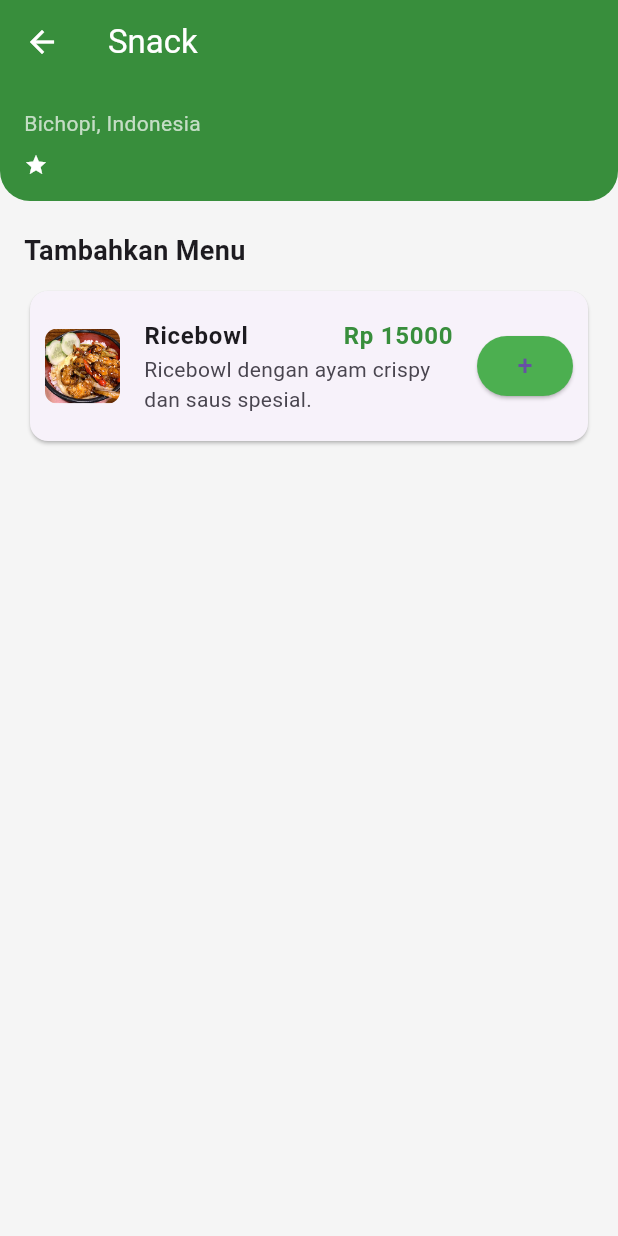
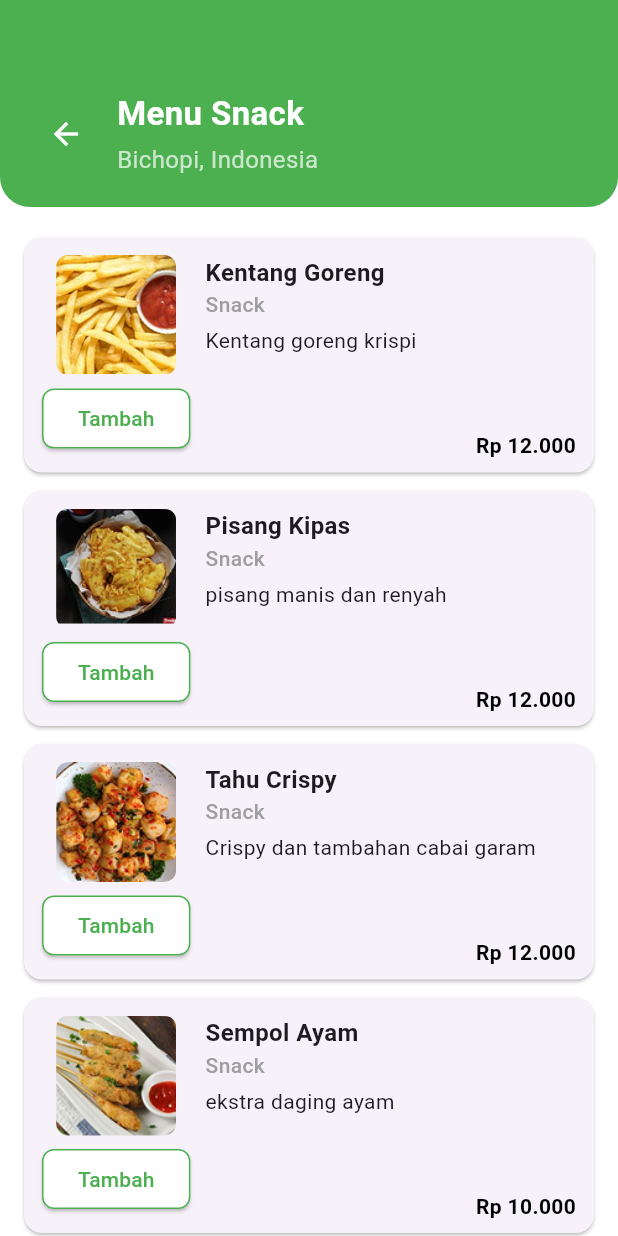
Before and after one commit to rynn26/bicopi, a Flutter app: the screen it shows after launch, after a tap on "Snack", on a phone screen of 412 x 824 dp. Run offline on Flutter 3.47's test engine with Material 3 defaults, Android fonts, the light colour scheme and no system bars; our stand-ins replace carousel_slider, flutter_slidable; network calls fail.

Commit message:
Update Menu Minuman dan Snack

```diff
--- a/bichopi_mobile/lib/main.dart
+++ b/bichopi_mobile/lib/main.dart
@@ -1,6 +1,9 @@
 import 'package:flutter/material.dart';
 import 'package:carousel_slider/carousel_slider.dart';
-import 'menu_makanan.dart'; // Pastikan halaman menu_page.dart sudah ada
+import 'menu_makanan.dart' as makanan;
+
+import 'menu_minuman.dart';
+import 'menu_snack.dart' as snack;
 
 void main() {
   runApp(const MaterialApp(
@@ -18,6 +21,32 @@
 
 class _HomePageState extends State<HomePage> {
   int _selectedIndex = 0;
+  TextEditingController _searchController = TextEditingController();
+  List<Map<String, dynamic>> allMenus = [
+    {"name": "Ricebowl", "price": 15000, "image": "assets/ricebowl.png"},
+    {"name": "Mie Goreng Jawa", "price": 14000, "image": "assets/mie_goreng.png"},
+    {"name": "Bakso Campur", "price": 13000, "image": "assets/bakso.png"},
+    {"name": "Nasi Goreng Jawa", "price": 14000, "image": "assets/nasi_goreng.png"},
+  ];
+   List<Map<String, dynamic>> filteredMenus = [];
+
+  @override
+  void initState() {
+    super.initState();
+    filteredMenus = allMenus; // Set awal ke semua menu
+  }
+
+  void _filterMenu(String query) {
+    setState(() {
+      if (query.isEmpty) {
+        filteredMenus = allMenus;
+      } else {
+        filteredMenus = allMenus
+            .where((menu) => menu["name"].toLowerCase().contains(query.toLowerCase()))
+            .toList();
+      }
+    });
+  }
 
   void _onItemTapped(int index) {
     setState(() {
@@ -25,11 +54,49 @@
     });
   }
 
-  void navigateToMenuPage(String categoryName) {
+ void navigateToMenuPage(String categoryName, BuildContext context) {
+  if (categoryName == "Minuman") {
     Navigator.push(
       context,
-      MaterialPageRoute(
-        builder: (context) => FoodMenuPage(categoryName: categoryName),
+      MaterialPageRoute(builder: (context) => const DrinkMenuPage()),
+    );
+  } else if (categoryName == "Snack") {
+   Navigator.push(
+  context,
+  MaterialPageRoute(builder: (context) => snack.SnackMenuPage()),
+
+
+    );
+  } else {
+    Navigator.push(
+      context,
+      MaterialPageRoute(builder: (context) => makanan.FoodMenuPage(categoryName: categoryName)),
+    );
+  }
+}
+
+
+  Widget _buildCategoryList(BuildContext context) {
+    final categories = [
+      {"name": "Makanan", "icon": Icons.fastfood},
+      {"name": "Minuman", "icon": Icons.local_cafe},
+      {"name": "Snack", "icon": Icons.lunch_dining},
+      {"name": "Lainnya", "icon": Icons.more_horiz},
+    ];
+
+    return Padding(
+      padding: const EdgeInsets.symmetric(vertical: 10),
+      child: Row(
+        mainAxisAlignment: MainAxisAlignment.spaceAround,
+        children: categories.map((category) {
+          return _CategoryItem(
+            categoryName: category["name"] as String,
+            icon: category["icon"] as IconData,
+            onTap: () {
+              navigateToMenuPage(category["name"] as String, context);
+            },
+          );
+        }).toList(),
       ),
     );
   }
@@ -44,7 +111,7 @@
           children: [
             _buildTopBar(),
             _buildSearchBar(),
-            _buildCategoryList(),
+            _buildCategoryList(context),
             _buildCarousel(),
             _buildMenuList(),
           ],
@@ -166,6 +233,8 @@
   return Padding(
     padding: const EdgeInsets.symmetric(horizontal: 16, vertical: 10),
     child: TextField(
+      controller: _searchController,
+      onChanged: _filterMenu, // Saat pengguna mengetik, filter menu
       decoration: InputDecoration(
         hintText: "Cari menu...",
         prefixIcon: const Icon(Icons.search, color: Colors.grey),
@@ -180,6 +249,7 @@
     ),
   );
 }
+
 
   Widget _buildCarousel() {
     final List<String> imageList = [
@@ -204,32 +274,6 @@
               fit: BoxFit.cover,
               width: double.infinity,
             ),
-          );
-        }).toList(),
-      ),
-    );
-  }
-
-  Widget _buildCategoryList() {
-    final categories = [
-      {"name": "Makanan", "icon": Icons.fastfood},
-      {"name": "Minuman", "icon": Icons.local_cafe},
-      {"name": "Snack", "icon": Icons.lunch_dining},
-      {"name": "Lainnya", "icon": Icons.more_horiz},
-    ];
-
-    return Padding(
-      padding: const EdgeInsets.symmetric(vertical: 10),
-      child: Row(
-        mainAxisAlignment: MainAxisAlignment.spaceAround,
-        children: categories.map((category) {
-          return _CategoryItem(
-            categoryName: category["name"] as String,
-            icon: category["icon"] as IconData,
-            onTap: () {
-              // Navigasi ke halaman menu dengan kategori yang dipilih
-              navigateToMenuPage(category["name"] as String);
-            },
           );
         }).toList(),
       ),
@@ -312,18 +356,18 @@
 class _CategoryItem extends StatelessWidget {
   final String categoryName;
   final IconData icon;
-  final VoidCallback onTap;  // Tambahkan callback onTap
+  final VoidCallback onTap; // Tambahkan callback onTap
 
   const _CategoryItem({
     required this.categoryName,
     required this.icon,
-    required this.onTap,  // Tambahkan parameter onTap
+    required this.onTap, // Tambahkan parameter onTap
   });
 
   @override
   Widget build(BuildContext context) {
     return GestureDetector(
-      onTap: onTap,  // Jalankan onTap saat item diketuk
+      onTap: onTap, // Jalankan onTap saat item diketuk
       child: Column(
         children: [
           CircleAvatar(
--- a/bichopi_mobile/lib/menu_makanan.dart
+++ b/bichopi_mobile/lib/menu_makanan.dart
@@ -14,71 +14,85 @@ class _FoodMenuPageState extends State<FoodMenuPage> {
   List<Map<String, dynamic>> menuItems = [
     {
       "name": "Ricebowl",
-      "price": 15000,
+      "price": "15.000",
       "image": "assets/ricebowl.png",
-      "description": "Ricebowl dengan ayam crispy dan saus spesial.",
+      "description": "Makanan lezat dan bergizi",
+    },
+    {
+      "name": "Mie Goreng Jawa",
+      "price": "14.000",
+      "image": "assets/mie_goreng.png",
+      "description": "Mie goreng khas Jawa dengan cita rasa otentik",
+    },
+    {
+      "name": "Bakso Campur",
+      "price": "13.000",
+      "image": "assets/bakso.png",
+      "description": "Bakso dengan aneka campuran lezat dan kuah gurih",
+    },
+    {
+      "name": "Nasi Goreng Jawa",
+      "price": "14.000",
+      "image": "assets/nasi_goreng.png",
+      "description":
+          "Nasi goreng khas Jawa dengan bumbu spesial dan topping lengkap",
     },
   ];
-
-  List<Map<String, dynamic>> cart = [];
-
-  void addToCart(Map<String, dynamic> item) {
-    setState(() {
-      cart.add(item);
-    });
-  }
-
-  int getTotalPrice() {
-  return cart.fold(0, (sum, item) => sum + (item['price'] as int));
-}
-
 
   @override
   Widget build(BuildContext context) {
     return Scaffold(
-      backgroundColor: Colors.grey[100],
-      appBar: AppBar(
-        backgroundColor: Colors.green.shade700,
-        leading: IconButton(
-          icon: const Icon(Icons.arrow_back, color: Colors.white),
-          onPressed: () => Navigator.pop(context),
-        ),
-        title: Text(widget.categoryName, style: const TextStyle(color: Colors.white)),
-      ),
+      backgroundColor: Colors.white,
       body: Column(
         children: [
           Container(
-            padding: const EdgeInsets.all(16),
-            decoration: BoxDecoration(
-              color: Colors.green.shade700,
-              borderRadius: const BorderRadius.only(
+            padding: const EdgeInsets.all(20),
+            decoration: const BoxDecoration(
+              color: Colors.green,
+              borderRadius: BorderRadius.only(
                 bottomLeft: Radius.circular(20),
                 bottomRight: Radius.circular(20),
               ),
             ),
             child: Column(
+              children: [
+                const SizedBox(height: 40),
+                Row(
+                  children: [
+                    IconButton(
+                      icon: const Icon(Icons.arrow_back, color: Colors.white),
+                      onPressed: () => Navigator.pop(context),
+                    ),
+                    const SizedBox(width: 10),
+                    Expanded(
+                      child: Column(
                         crossAxisAlignment: CrossAxisAlignment.start,
-              children: [
-                const Text("Bichopi, Indonesia", style: TextStyle(color: Colors.white70)),
-                const SizedBox(height: 10),
-                Row(
-                  mainAxisAlignment: MainAxisAlignment.spaceBetween,
                         children: const [
-                    Icon(Icons.star, color: Colors.white, size: 16),
+                          Text(
+                            "Menu Makanan",
+                            style: TextStyle(
+                              fontSize: 22,
+                              fontWeight: FontWeight.bold,
+                              color: Colors.white,
+                            ),
+                          ),
+                          SizedBox(height: 4),
+                          Text(
+                            "Bichopi, Indonesia",
+                            style: TextStyle(
+                              color: Colors.white70,
+                              fontSize: 16,
+                            ),
+                          ),
+                        ],
+                      ),
+                    ),
                   ],
                 ),
               ],
             ),
           ),
           const SizedBox(height: 20),
-          Padding(
-            padding: const EdgeInsets.symmetric(horizontal: 16.0),
-            child: Align(
-              alignment: Alignment.centerLeft,
-              child: Text("Tambahkan Menu", style: TextStyle(fontWeight: FontWeight.bold, fontSize: 18)),
-            ),
-          ),
-          const SizedBox(height: 10),
           Expanded(
             child: ListView.builder(
               padding: const EdgeInsets.symmetric(horizontal: 16),
@@ -86,50 +100,80 @@ class _FoodMenuPageState extends State<FoodMenuPage> {
               itemBuilder: (context, index) {
                 final item = menuItems[index];
                 return Card(
-                  shape: RoundedRectangleBorder(borderRadius: BorderRadius.circular(12)),
-                  child: ListTile(
-                    contentPadding: const EdgeInsets.all(10),
-                    leading: ClipRRect(
+                  margin: const EdgeInsets.only(bottom: 12),
+                  shape: RoundedRectangleBorder(
+                    borderRadius: BorderRadius.circular(12),
+                  ),
+                  child: Padding(
+                    padding: const EdgeInsets.all(12),
+                    child: Row(
+                      crossAxisAlignment: CrossAxisAlignment.start,
+                      children: [
+                        Column(
+                          children: [
+                            ClipRRect(
                               borderRadius: BorderRadius.circular(8),
-                      child: Image.asset(item['image'], width: 50, height: 50, fit: BoxFit.cover),
+                              child: Image.asset(
+                                item["image"]!,
+                                width: 80,
+                                height: 80,
+                                fit: BoxFit.cover,
                               ),
-                    title: Row(
-                      mainAxisAlignment: MainAxisAlignment.spaceBetween,
-                      children: [
-                        Text(item['name'], style: const TextStyle(fontWeight: FontWeight.bold)),
-                        Text("Rp ${item['price']}", style: TextStyle(fontWeight: FontWeight.bold, color: Colors.green.shade700)),
+                            ),
+                            const SizedBox(height: 5),
+                            ElevatedButton(
+                              onPressed: () {},
+                              style: ElevatedButton.styleFrom(
+                                backgroundColor: Colors.white,
+                                shape: RoundedRectangleBorder(
+                                  borderRadius: BorderRadius.circular(8),
+                                  side: const BorderSide(color: Colors.green),
+                                ),
+                              ),
+                              child: const Text(
+                                "Tambah",
+                                style: TextStyle(color: Colors.green),
+                              ),
+                            ),
                           ],
                         ),
-                    subtitle: Column(
+                        const SizedBox(width: 10),
+                        Expanded(
+                          child: Column(
                             crossAxisAlignment: CrossAxisAlignment.start,
                             children: [
-                        Text(item['description']),
+                              Text(
+                                item["name"]!,
+                                style: const TextStyle(
+                                  fontSize: 16,
+                                  fontWeight: FontWeight.bold,
+                                ),
+                              ),
+                              const SizedBox(height: 4),
+                              Text(
+                                item["description"]!,
+                                style: const TextStyle(color: Colors.black54),
+                              ),
+                              const SizedBox(height: 8),
+                              Align(
+                                alignment: Alignment.bottomRight,
+                                child: Text(
+                                  "Rp ${item["price"]}",
+                                  style: const TextStyle(
+                                    fontSize: 14,
+                                    fontWeight: FontWeight.bold,
+                                    color: Colors.black,
+                                  ),
+                                ),
+                              ),
                             ],
                           ),
-                    trailing: ElevatedButton(
-                      onPressed: () => addToCart(item),
-                      style: ElevatedButton.styleFrom(
-                        backgroundColor: Colors.green,
-                        shape: RoundedRectangleBorder(borderRadius: BorderRadius.circular(20)),
                         ),
-                      child: const Text("+", style: TextStyle(fontSize: 18)),
+                      ],
                     ),
                   ),
                 );
               },
-            ),
-          ),
-          if (cart.isNotEmpty)
-            Container(
-              padding: const EdgeInsets.symmetric(horizontal: 16, vertical: 12),
-              color: Colors.green,
-              child: Row(
-                mainAxisAlignment: MainAxisAlignment.spaceBetween,
-                children: [
-                  const Icon(Icons.shopping_cart, color: Colors.white),
-                  Text("${cart.length} Pesanan", style: const TextStyle(color: Colors.white, fontWeight: FontWeight.bold)),
-                  Text("Rp ${getTotalPrice()}", style: const TextStyle(color: Colors.white, fontWeight: FontWeight.bold)),
-                ],
             ),
           ),
         ],
--- /dev/null
+++ b/bichopi_mobile/lib/menu_snack.dart
@@ -0,0 +1,182 @@
+import 'package:flutter/material.dart';
+
+class SnackMenuPage extends StatelessWidget {
+  const SnackMenuPage({super.key});
+
+  @override
+  Widget build(BuildContext context) {
+    final snackItems = [
+      {
+        "name": "Kentang Goreng",
+        "category": "Snack",
+        "description": "Kentang goreng krispi",
+        "price": "12.000",
+        "image": "assets/kentang.png"
+      },
+      {
+        "name": "Pisang Kipas",
+        "category": "Snack",
+        "description": "pisang manis dan renyah",
+        "price": "12.000",
+        "image": "assets/pisang_kipas.png"
+      },
+      {
+        "name": "Tahu Crispy",
+        "category": "Snack",
+        "description": "Crispy dan tambahan cabai garam",
+        "price": "12.000",
+        "image": "assets/tahu.png"
+      },
+      {
+        "name": "Sempol Ayam",
+        "category": "Snack",
+        "description": "ekstra daging ayam",
+        "price": "10.000",
+        "image": "assets/sempol.png"
+      },
+    ];
+
+    return Scaffold(
+      backgroundColor: Colors.white,
+      body: Column(
+        children: [
+          Container(
+            padding: const EdgeInsets.all(20),
+            decoration: const BoxDecoration(
+              color: Colors.green,
+              borderRadius: BorderRadius.only(
+                bottomLeft: Radius.circular(20),
+                bottomRight: Radius.circular(20),
+              ),
+            ),
+             child: Column(
+              children: [
+                const SizedBox(height: 40),
+                Row(
+                  children: [
+                    IconButton(
+                      icon: const Icon(Icons.arrow_back, color: Colors.white),
+                      onPressed: () => Navigator.pop(context),
+                    ),
+                    const SizedBox(width: 10),
+                    Expanded(
+                      child: Column(
+                        crossAxisAlignment: CrossAxisAlignment.start,
+                        children: const [
+                          Text(
+                            "Menu Snack",
+                            style: TextStyle(
+                              fontSize: 22,
+                              fontWeight: FontWeight.bold,
+                              color: Colors.white,
+                            ),
+                          ),
+                          SizedBox(height: 4),
+                          Text(
+                            "Bichopi, Indonesia",
+                            style: TextStyle(
+                              color: Colors.white70,
+                              fontSize: 16,
+                            ),
+                          ),
+                        ],
+                      ),
+                    ),
+                  ],
+                ),
+              ],
+            ),
+          ),
+          const SizedBox(height: 20),
+          Expanded(
+            child: ListView.builder(
+              padding: const EdgeInsets.symmetric(horizontal: 16),
+              itemCount: snackItems.length,
+              itemBuilder: (context, index) {
+                final item = snackItems[index];
+                return Card(
+                  margin: const EdgeInsets.only(bottom: 12),
+                  shape: RoundedRectangleBorder(
+                    borderRadius: BorderRadius.circular(12),
+                  ),
+                  child: Stack(
+                    children: [
+                      Padding(
+                        padding: const EdgeInsets.all(12),
+                        child: Row(
+                          crossAxisAlignment: CrossAxisAlignment.start,
+                          children: [
+                            Column(
+                              children: [
+                                ClipRRect(
+                                  borderRadius: BorderRadius.circular(8),
+                                  child: Image.asset(
+                                    item["image"]!,
+                                    width: 80,
+                                    height: 80,
+                                    fit: BoxFit.cover,
+                                  ),
+                                ),
+                                const SizedBox(height: 5),
+                                ElevatedButton(
+                                  onPressed: () {},
+                                  style: ElevatedButton.styleFrom(
+                                    backgroundColor: Colors.white,
+                                    shape: RoundedRectangleBorder(
+                                      borderRadius: BorderRadius.circular(8),
+                                      side: const BorderSide(color: Colors.green),
+                                    ),
+                                  ),
+                                  child: const Text(
+                                    "Tambah",
+                                    style: TextStyle(color: Colors.green),
+                                  ),
+                                ),
+                              ],
+                            ),
+                            const SizedBox(width: 10),
+                            Expanded(
+                              child: Column(
+                                crossAxisAlignment: CrossAxisAlignment.start,
+                                children: [
+                                  Text(
+                                    item["name"]!,
+                                    style: const TextStyle(
+                                        fontSize: 16, fontWeight: FontWeight.bold),
+                                  ),
+                                  Text(
+                                    item["category"]!,
+                                    style: const TextStyle(
+                                        fontSize: 14, fontWeight: FontWeight.w500, color: Colors.grey),
+                                  ),
+                                  const SizedBox(height: 4),
+                                  Text(item["description"]!),
+                                ],
+                              ),
+                            ),
+                          ],
+                        ),
+                      ),
+                      Positioned(
+                        bottom: 8,
+                        right: 12,
+                        child: Text(
+                          "Rp ${item["price"]}",
+                          style: const TextStyle(
+                            fontSize: 14,
+                            fontWeight: FontWeight.bold,
+                            color: Colors.black,
+                          ),
+                        ),
+                      ),
+                    ],
+                  ),
+                );
+              },
+            ),
+          ),
+        ],
+      ),
+    );
+  }
+}
```
Also changed, not shown: bichopi_mobile/lib/menu_minuman.dart (added, +182 -0 lines), bichopi_mobile/pubspec.yaml (+13 -0 lines), bichopi_mobile/assets/boba.png (added), bichopi_mobile/assets/chocolatte.png (added), bichopi_mobile/assets/mie_goreng.png (added), bichopi_mobile/assets/nasi_goreng.png (added), bichopi_mobile/assets/pisang_kipas.png (added), bichopi_mobile/assets/sempol.png (added), bichopi_mobile/assets/tahu.png (added), bichopi_mobile/assets/tea.png (added), bichopi_mobile/assets/thai_tea.png (added), bichopi_mobile/pubspec.lock. Lines whose indentation alone changed are shown as unchanged.
